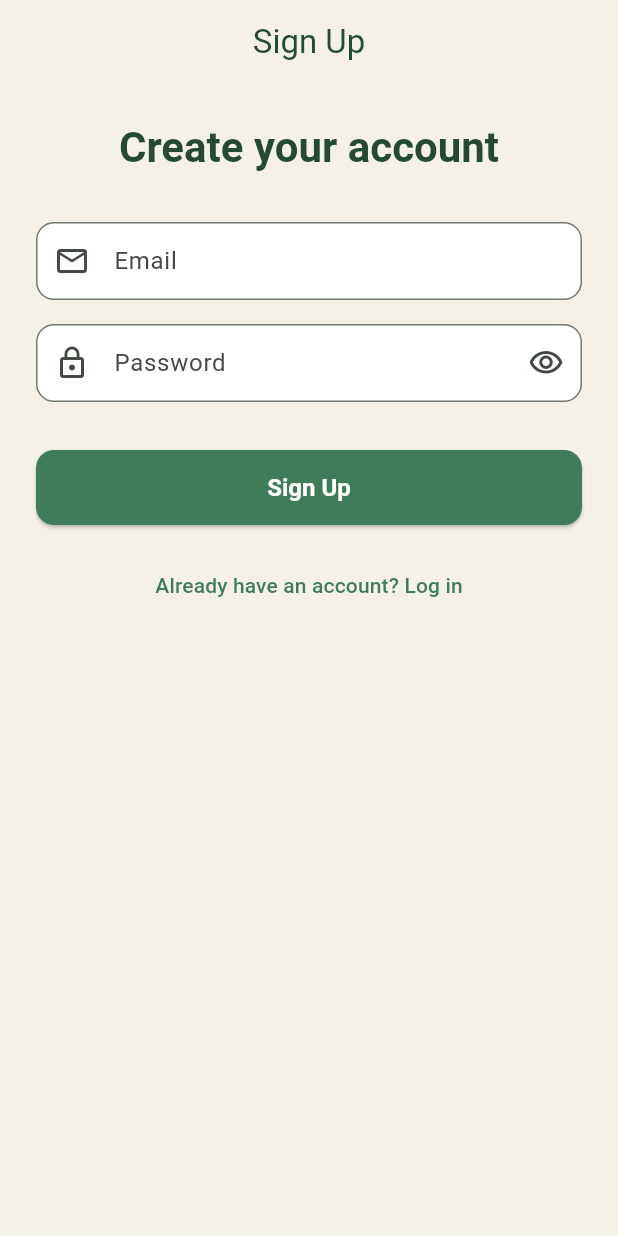
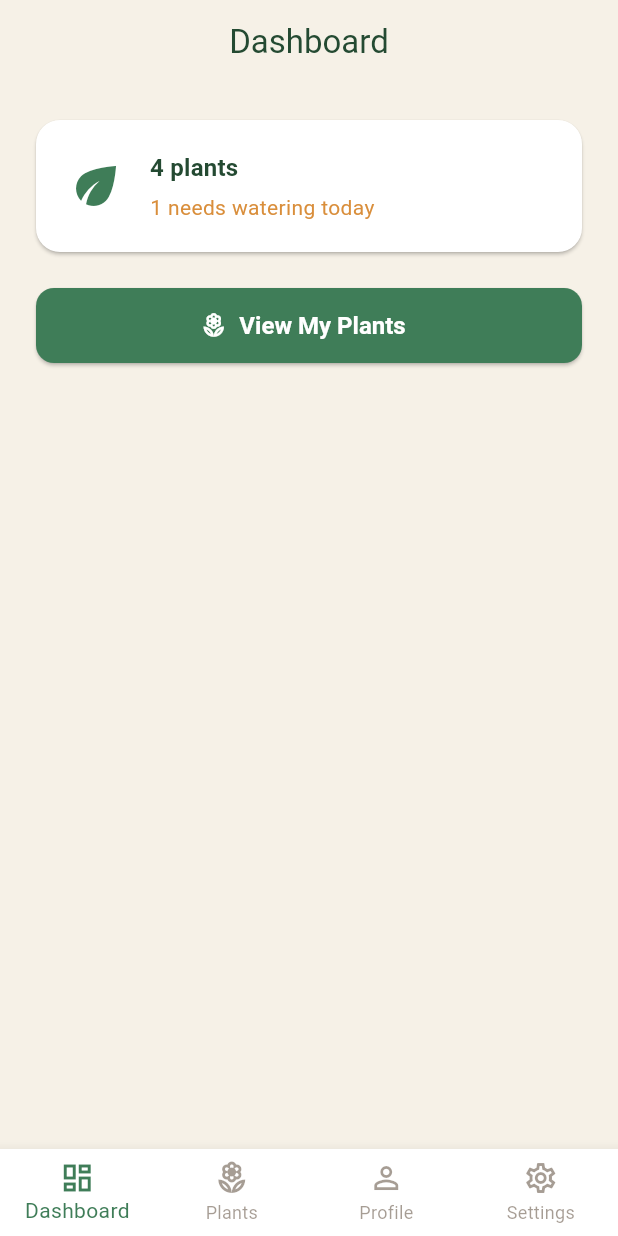
Before and after one commit to Suveh/leaf, a Flutter app: the screen it shows after launch, after a tap on "Get Started", after a tap on "Sign Up", on a phone screen of 412 x 824 dp. Run offline on Flutter 3.47's test engine with Material 3 defaults, Android fonts, the phone set to English and light mode, and no system bars.

Commit message:
Add dashboard, plant list, and add/edit plant screens with bottom nav shell
Adds dummy plant data behind a PlantsProvider, a dashboard summary card,
a plant list of cards, and an add/edit plant form (name, species, stub
photo picker). Wires a MainShell bottom nav (Dashboard/Plants/Profile/
Settings) and routes sign up / log in into it. No persistence yet.

Closes #3

```diff
--- a/lib/features/auth/sign_up_screen.dart
+++ b/lib/features/auth/sign_up_screen.dart
@@ -1,6 +1,7 @@
 import 'package:flutter/material.dart';
 import 'package:provider/provider.dart';
 
+import '../../shared/main_shell.dart';
 import 'auth_form_model.dart';
 import 'log_in_screen.dart';
 
@@ -67,7 +68,13 @@ class _SignUpForm extends StatelessWidget {
               ),
               const SizedBox(height: 32),
               ElevatedButton(
-                onPressed: () {},
+                onPressed: () {
+                  Navigator.of(context).pushReplacement(
+                    MaterialPageRoute(
+                      builder: (_) => const MainShell(),
+                    ),
+                  );
+                },
                 child: const Text('Sign Up'),
               ),
               const SizedBox(height: 16),
--- /dev/null
+++ b/lib/features/dashboard/dashboard_screen.dart
@@ -0,0 +1,102 @@
+import 'package:flutter/material.dart';
+import 'package:provider/provider.dart';
+
+import '../../theme/theme_data.dart';
+import '../plants/plants_provider.dart';
+
+/// Home tab: a quick summary of the user's plants and a way to jump into
+/// the full plant list.
+class DashboardScreen extends StatelessWidget {
+  const DashboardScreen({super.key, required this.onViewPlants});
+
+  final VoidCallback onViewPlants;
+
+  @override
+  Widget build(BuildContext context) {
+    return Scaffold(
+      appBar: AppBar(title: const Text('Dashboard')),
+      body: SafeArea(
+        child: Padding(
+          padding: const EdgeInsets.all(24),
+          child: Column(
+            crossAxisAlignment: CrossAxisAlignment.stretch,
+            children: [
+              const _SummaryCard(),
+              const SizedBox(height: 24),
+              ElevatedButton.icon(
+                onPressed: onViewPlants,
+                icon: const Icon(Icons.local_florist_outlined),
+                label: const Text('View My Plants'),
+              ),
+            ],
+          ),
+        ),
+      ),
+    );
+  }
+}
+
+class _SummaryCard extends StatelessWidget {
+  const _SummaryCard();
+
+  @override
+  Widget build(BuildContext context) {
+    return Selector<PlantsProvider, (int total, int needsWatering)>(
+      selector: (_, provider) =>
+          (provider.totalCount, provider.needsWateringCount),
+      builder: (context, counts, _) {
+        final (total, needsWatering) = counts;
+
+        return Card(
+          child: Padding(
+            padding: const EdgeInsets.all(20),
+            child: Row(
+              children: [
+                const Icon(
+                  Icons.eco,
+                  size: 40,
+                  color: AppColors.primaryGreen,
+                ),
+                const SizedBox(width: 16),
+                Expanded(
+                  child: Column(
+                    crossAxisAlignment: CrossAxisAlignment.start,
+                    children: [
+                      Text(
+                        _plantsSummary(total),
+                        style: Theme.of(context).textTheme.titleMedium
+                            ?.copyWith(
+                              color: AppColors.deepGreen,
+                              fontWeight: FontWeight.w600,
+                            ),
+                      ),
+                      const SizedBox(height: 4),
+                      Text(
+                        _wateringSummary(needsWatering),
+                        style: TextStyle(
+                          color: needsWatering > 0
+                              ? AppColors.wateringAmber
+                              : AppColors.soilBrown,
+                        ),
+                      ),
+                    ],
+                  ),
+                ),
+              ],
+            ),
+          ),
+        );
+      },
+    );
+  }
+
+  String _plantsSummary(int total) =>
+      total == 1 ? '1 plant' : '$total plants';
+
+  String _wateringSummary(int needsWatering) {
+    if (needsWatering == 0) return 'All watered up today';
+    return needsWatering == 1
+        ? '1 needs watering today'
+        : '$needsWatering need watering today';
+  }
+}
--- /dev/null
+++ b/lib/features/plants/plant.dart
@@ -0,0 +1,36 @@
+/// A single houseplant. Currently backed by in-memory dummy data — no
+/// persistence layer yet.
+class Plant {
+  const Plant({
+    required this.id,
+    required this.name,
+    required this.species,
+    this.imagePath,
+    this.needsWateringToday = false,
+  });
+
+  final String id;
+  final String name;
+  final String species;
+
+  /// Path/URL to a photo of the plant. Null until the photo picker is
+  /// implemented — screens fall back to a placeholder graphic.
+  final String? imagePath;
+
+  final bool needsWateringToday;
+
+  Plant copyWith({
+    String? name,
+    String? species,
+    String? imagePath,
+    bool? needsWateringToday,
+  }) {
+    return Plant(
+      id: id,
+      name: name ?? this.name,
+      species: species ?? this.species,
+      imagePath: imagePath ?? this.imagePath,
+      needsWateringToday: needsWateringToday ?? this.needsWateringToday,
+    );
+  }
+}
--- /dev/null
+++ b/lib/features/plants/plant_card.dart
@@ -0,0 +1,111 @@
+import 'package:flutter/material.dart';
+
+import '../../theme/theme_data.dart';
+import 'plant.dart';
+
+/// A single plant summary card shown in the plant list.
+class PlantCard extends StatelessWidget {
+  const PlantCard({super.key, required this.plant, this.onTap});
+
+  final Plant plant;
+  final VoidCallback? onTap;
+
+  @override
+  Widget build(BuildContext context) {
+    final theme = Theme.of(context);
+
+    return Card(
+      child: InkWell(
+        borderRadius: BorderRadius.circular(16),
+        onTap: onTap,
+        child: Padding(
+          padding: const EdgeInsets.all(12),
+          child: Row(
+            children: [
+              _PlantImagePlaceholder(imagePath: plant.imagePath),
+              const SizedBox(width: 16),
+              Expanded(
+                child: Column(
+                  crossAxisAlignment: CrossAxisAlignment.start,
+                  children: [
+                    Text(
+                      plant.name,
+                      style: theme.textTheme.titleMedium?.copyWith(
+                        color: AppColors.deepGreen,
+                        fontWeight: FontWeight.w600,
+                      ),
+                    ),
+                    const SizedBox(height: 4),
+                    Text(
+                      plant.species,
+                      style: theme.textTheme.bodyMedium,
+                    ),
+                    if (plant.needsWateringToday) ...[
+                      const SizedBox(height: 8),
+                      const _WateringBadge(),
+                    ],
+                  ],
+                ),
+              ),
+              const Icon(Icons.chevron_right, color: AppColors.soilBrown),
+            ],
+          ),
+        ),
+      ),
+    );
+  }
+}
+
+class _PlantImagePlaceholder extends StatelessWidget {
+  const _PlantImagePlaceholder({required this.imagePath});
+
+  final String? imagePath;
+
+  @override
+  Widget build(BuildContext context) {
+    final path = imagePath;
+
+    return Container(
+      width: 56,
+      height: 56,
+      clipBehavior: Clip.antiAlias,
+      decoration: BoxDecoration(
+        color: AppColors.placeholderFill,
+        borderRadius: BorderRadius.circular(12),
+      ),
+      child: path == null
+          ? const Icon(Icons.local_florist, color: AppColors.primaryGreen)
+          : Image.asset(path, fit: BoxFit.cover),
+    );
+  }
+}
+
+class _WateringBadge extends StatelessWidget {
+  const _WateringBadge();
+
+  @override
+  Widget build(BuildContext context) {
+    return Container(
+      padding: const EdgeInsets.symmetric(horizontal: 10, vertical: 4),
+      decoration: BoxDecoration(
+        color: AppColors.wateringAmber.withValues(alpha: 0.15),
+        borderRadius: BorderRadius.circular(20),
+      ),
+      child: const Row(
+        mainAxisSize: MainAxisSize.min,
+        children: [
+          Icon(Icons.water_drop, size: 14, color: AppColors.wateringAmber),
+          SizedBox(width: 4),
+          Text(
+            'Needs watering today',
+            style: TextStyle(
+              color: AppColors.wateringAmber,
+              fontSize: 12,
+              fontWeight: FontWeight.w600,
+            ),
+          ),
+        ],
+      ),
+    );
+  }
+}
--- /dev/null
+++ b/lib/features/plants/plant_list_screen.dart
@@ -0,0 +1,67 @@
+import 'package:flutter/material.dart';
+import 'package:provider/provider.dart';
+
+import 'add_edit_plant_screen.dart';
+import 'plant.dart';
+import 'plant_card.dart';
+import 'plants_provider.dart';
+
+/// Shows every plant the user is tracking as a list of cards.
+class PlantListScreen extends StatelessWidget {
+  const PlantListScreen({super.key});
+
+  @override
+  Widget build(BuildContext context) {
+    return Scaffold(
+      appBar: AppBar(title: const Text('My Plants')),
+      body: const _PlantList(),
+      floatingActionButton: FloatingActionButton(
+        onPressed: () {
+          Navigator.of(context).push(
+            MaterialPageRoute(builder: (_) => const AddEditPlantScreen()),
+          );
+        },
+        tooltip: 'Add Plant',
+        child: const Icon(Icons.add),
+      ),
+    );
+  }
+}
+
+class _PlantList extends StatelessWidget {
+  const _PlantList();
+
+  @override
+  Widget build(BuildContext context) {
+    return Consumer<PlantsProvider>(
+      builder: (context, plantsProvider, _) {
+        final plants = plantsProvider.plants;
+
+        if (plants.isEmpty) {
+          return const Center(child: Text('No plants yet. Add your first!'));
+        }
+
+        return ListView.separated(
+          padding: const EdgeInsets.all(16),
+          itemCount: plants.length,
+          separatorBuilder: (_, _) => const SizedBox(height: 12),
+          itemBuilder: (context, index) {
+            final plant = plants[index];
+            return PlantCard(
+              plant: plant,
+              onTap: () => _openEdit(context, plant),
+            );
+          },
+        );
+      },
+    );
+  }
+
+  void _openEdit(BuildContext context, Plant plant) {
+    Navigator.of(context).push(
+      MaterialPageRoute(
+        builder: (_) => AddEditPlantScreen(plant: plant),
+      ),
+    );
+  }
+}
--- /dev/null
+++ b/lib/features/plants/plants_provider.dart
@@ -0,0 +1,51 @@
+import 'package:flutter/foundation.dart';
+
+import 'plant.dart';
+
+/// Holds the in-memory list of the user's plants. Seeded with dummy data —
+/// there is no persistence layer yet, so additions/edits only last for the
+/// current app session.
+class PlantsProvider extends ChangeNotifier {
+  final List<Plant> _plants = [
+    const Plant(
+      id: 'p1',
+      name: 'Monty',
+      species: 'Monstera deliciosa',
+      needsWateringToday: true,
+    ),
+    const Plant(
+      id: 'p2',
+      name: 'Sable',
+      species: 'Dracaena trifasciata (Snake Plant)',
+    ),
+    const Plant(
+      id: 'p3',
+      name: 'Percy',
+      species: 'Epipremnum aureum (Pothos)',
+    ),
+    const Plant(
+      id: 'p4',
+      name: 'Fig Newton',
+      species: 'Ficus lyrata (Fiddle Leaf Fig)',
+    ),
+  ];
+
+  List<Plant> get plants => List.unmodifiable(_plants);
+
+  int get totalCount => _plants.length;
+
+  int get needsWateringCount =>
+      _plants.where((plant) => plant.needsWateringToday).length;
+
+  void addPlant(Plant plant) {
+    _plants.add(plant);
+    notifyListeners();
+  }
+
+  void updatePlant(Plant plant) {
+    final index = _plants.indexWhere((p) => p.id == plant.id);
+    if (index == -1) return;
+    _plants[index] = plant;
+    notifyListeners();
+  }
+}
--- /dev/null
+++ b/lib/features/profile/profile_screen.dart
@@ -0,0 +1,19 @@
+import 'package:flutter/material.dart';
+
+import '../../shared/coming_soon_placeholder.dart';
+
+/// Placeholder Profile tab — full profile management comes later.
+class ProfileScreen extends StatelessWidget {
+  const ProfileScreen({super.key});
+
+  @override
+  Widget build(BuildContext context) {
+    return Scaffold(
+      appBar: AppBar(title: const Text('Profile')),
+      body: const ComingSoonPlaceholder(
+        icon: Icons.person_outline,
+        message: 'Your profile is coming soon',
+      ),
+    );
+  }
+}
--- /dev/null
+++ b/lib/features/settings/settings_screen.dart
@@ -0,0 +1,19 @@
+import 'package:flutter/material.dart';
+
+import '../../shared/coming_soon_placeholder.dart';
+
+/// Placeholder Settings tab — real settings come later.
+class SettingsScreen extends StatelessWidget {
+  const SettingsScreen({super.key});
+
+  @override
+  Widget build(BuildContext context) {
+    return Scaffold(
+      appBar: AppBar(title: const Text('Settings')),
+      body: const ComingSoonPlaceholder(
+        icon: Icons.settings_outlined,
+        message: 'Settings are coming soon',
+      ),
+    );
+  }
+}
--- a/lib/main.dart
+++ b/lib/main.dart
@@ -1,6 +1,8 @@
 import 'package:flutter/material.dart';
+import 'package:provider/provider.dart';
 
 import 'features/onboarding/onboarding_screen.dart';
+import 'features/plants/plants_provider.dart';
 import 'theme/theme_data.dart';
 
 void main() {
@@ -12,10 +14,13 @@ class LeafApp extends StatelessWidget {
 
   @override
   Widget build(BuildContext context) {
-    return MaterialApp(
-      title: 'Leaf',
-      theme: AppTheme.light,
-      home: const OnboardingScreen(),
+    return ChangeNotifierProvider(
+      create: (_) => PlantsProvider(),
+      child: MaterialApp(
+        title: 'Leaf',
+        theme: AppTheme.light,
+        home: const OnboardingScreen(),
+      ),
     );
   }
 }
--- /dev/null
+++ b/lib/shared/coming_soon_placeholder.dart
@@ -0,0 +1,30 @@
+import 'package:flutter/material.dart';
+
+import '../theme/theme_data.dart';
+
+/// Centered icon + message used by screens that don't have real content
+/// yet (e.g. Profile, Settings).
+class ComingSoonPlaceholder extends StatelessWidget {
+  const ComingSoonPlaceholder({
+    super.key,
+    required this.icon,
+    required this.message,
+  });
+
+  final IconData icon;
+  final String message;
+
+  @override
+  Widget build(BuildContext context) {
+    return Center(
+      child: Column(
+        mainAxisSize: MainAxisSize.min,
+        children: [
+          Icon(icon, size: 48, color: AppColors.leafGreen),
+          const SizedBox(height: 12),
+          Text(message, style: const TextStyle(color: AppColors.soilBrown)),
+        ],
+      ),
+    );
+  }
+}
--- /dev/null
+++ b/lib/shared/main_shell.dart
@@ -0,0 +1,58 @@
+import 'package:flutter/material.dart';
+
+import '../features/dashboard/dashboard_screen.dart';
+import '../features/plants/plant_list_screen.dart';
+import '../features/profile/profile_screen.dart';
+import '../features/settings/settings_screen.dart';
+
+/// App shell hosting the Dashboard / Plants / Profile / Settings tabs behind
+/// a persistent bottom navigation bar. Each tab keeps its own state via
+/// [IndexedStack] rather than being rebuilt on every switch.
+class MainShell extends StatefulWidget {
+  const MainShell({super.key});
+
+  @override
+  State<MainShell> createState() => _MainShellState();
+}
+
+class _MainShellState extends State<MainShell> {
+  int _selectedIndex = 0;
+
+  void _goToPlantsTab() => setState(() => _selectedIndex = 1);
+
+  @override
+  Widget build(BuildContext context) {
+    final tabs = [
+      DashboardScreen(onViewPlants: _goToPlantsTab),
+      const PlantListScreen(),
+      const ProfileScreen(),
+      const SettingsScreen(),
+    ];
+
+    return Scaffold(
+      body: IndexedStack(index: _selectedIndex, children: tabs),
+      bottomNavigationBar: BottomNavigationBar(
+        currentIndex: _selectedIndex,
+        onTap: (index) => setState(() => _selectedIndex = index),
+        items: const [
+          BottomNavigationBarItem(
+            icon: Icon(Icons.dashboard_outlined),
+            label: 'Dashboard',
+          ),
+          BottomNavigationBarItem(
+            icon: Icon(Icons.local_florist_outlined),
+            label: 'Plants',
+          ),
+          BottomNavigationBarItem(
+            icon: Icon(Icons.person_outline),
+            label: 'Profile',
+          ),
+          BottomNavigationBarItem(
+            icon: Icon(Icons.settings_outlined),
+            label: 'Settings',
+          ),
+        ],
+      ),
+    );
+  }
+}
--- a/lib/theme/theme_data.dart
+++ b/lib/theme/theme_data.dart
@@ -13,6 +13,8 @@ class AppColors {
   static const Color soilBrown = Color(0xFF4E3B2A);
   static const Color cream = Color(0xFFF6F1E7);
   static const Color error = Color(0xFFB3261E);
+  static const Color wateringAmber = Color(0xFFD98E3B);
+  static const Color placeholderFill = Color(0xFFE3DCC9);
 }
 
 /// App-wide [ThemeData]. Keep all colors and shared styling here so
@@ -86,6 +88,21 @@ class AppTheme {
       textButtonTheme: TextButtonThemeData(
         style: TextButton.styleFrom(foregroundColor: colorScheme.primary),
       ),
+      cardTheme: CardThemeData(
+        color: Colors.white,
+        elevation: 1,
+        margin: EdgeInsets.zero,
+        shape: RoundedRectangleBorder(
+          borderRadius: BorderRadius.circular(16),
+        ),
+      ),
+      bottomNavigationBarTheme: BottomNavigationBarThemeData(
+        backgroundColor: Colors.white,
+        selectedItemColor: colorScheme.primary,
+        unselectedItemColor: AppColors.soilBrown.withValues(alpha: 0.5),
+        type: BottomNavigationBarType.fixed,
+        showUnselectedLabels: true,
+      ),
     );
   }
 }
```
Also changed, not shown: lib/features/auth/log_in_screen.dart (+8 -1 lines), lib/features/plants/add_edit_plant_screen.dart (added, +160 -0 lines), lib/features/plants/plant_form_model.dart (added, +31 -0 lines), 1 other file.
